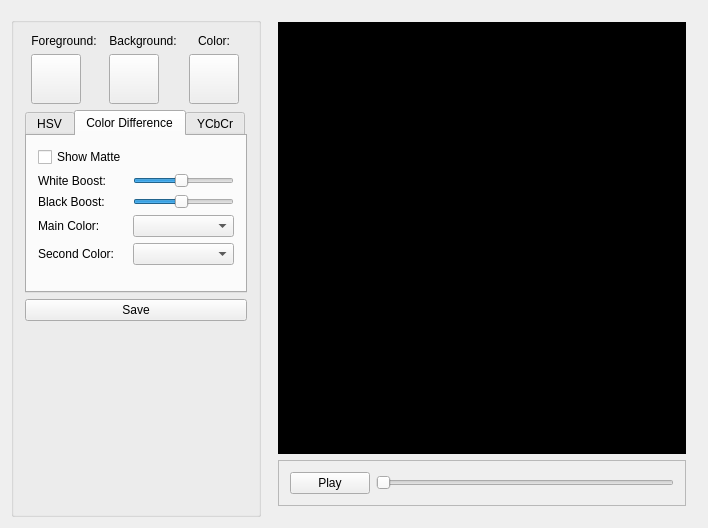
k8/ChromaKey, file mainwidget.ui: the form before one commit.
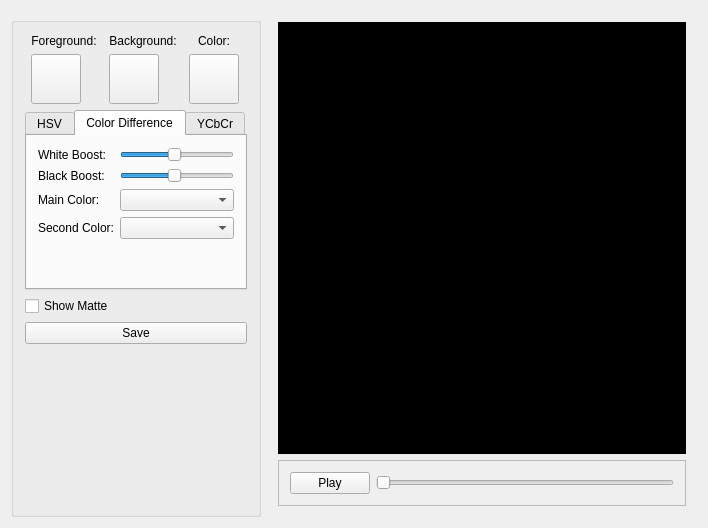
The form after the commit. The open tabs and pages were chosen to show the change. Custom widgets are drawn as their Qt base class.

```diff
--- a/mainwidget.ui
+++ b/mainwidget.ui
@@ -271,13 +271,6 @@
              <string>Color Difference</string>
             </attribute>
             <layout class="QFormLayout" name="formLayout_4">
-             <item row="0" column="0">
-              <widget class="QCheckBox" name="showDmBox">
-               <property name="text">
-                <string>Show Matte</string>
-               </property>
-              </widget>
-             </item>
              <item row="1" column="0">
               <widget class="QLabel" name="label_4">
                <property name="text">
@@ -433,6 +426,13 @@
            </widget>
           </widget>
          </item>
+         <item>
+          <widget class="QCheckBox" name="showDmBox">
+           <property name="text">
+            <string>Show Matte</string>
+           </property>
+          </widget>
+         </item>
          <item>
           <widget class="QPushButton" name="saveButton">
            <property name="text">
```
Left out of the diff: 2 changed lines with no effect on the pictures.
